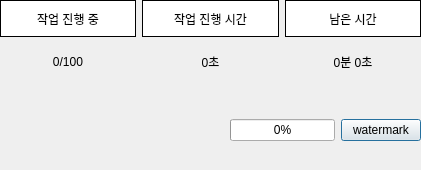
First picture: the form in resources/progressbar.ui, repository jihan-jinhee/blogHelper, before the edit.
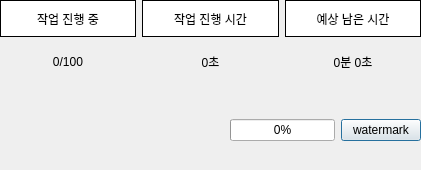
Second picture: the form after the edit.

Diff of the .ui file:
```diff
--- a/resources/progressbar.ui
+++ b/resources/progressbar.ui
@@ -135,7 +135,7 @@
          <enum>QFrame::Box</enum>
         </property>
         <property name="text">
-         <string>남은 시간</string>
+         <string>예상 남은 시간</string>
         </property>
         <property name="alignment">
          <set>Qt::AlignCenter</set>
```
